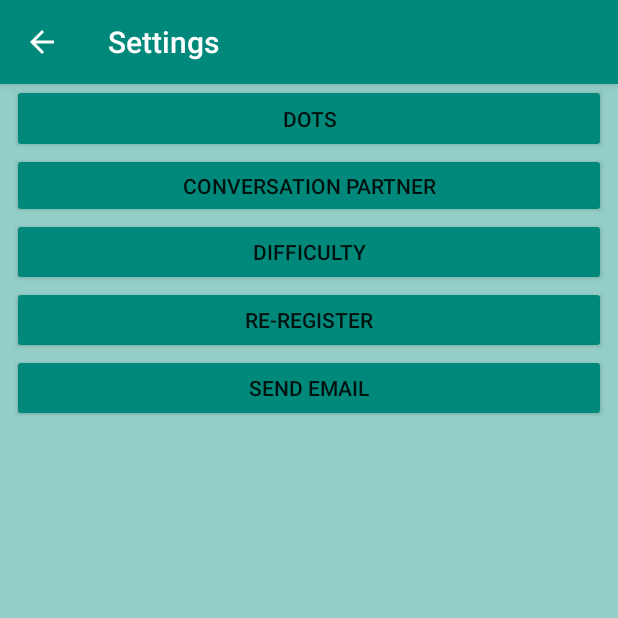
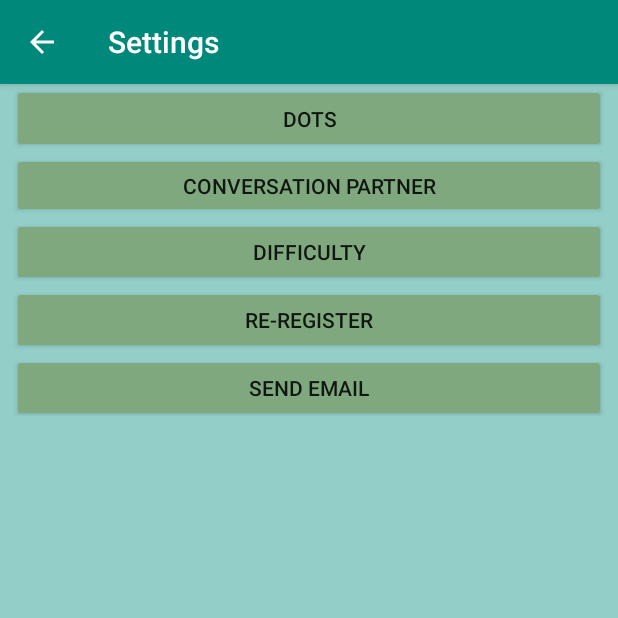
Before and after one commit to sphassan/Team-NULL, an Android app: the SettingsActivity screen opened directly, with no data from a screen before it, on a phone screen of 412 x 824 dp, the top half of it. Run offline under Robolectric (Android 15) with nearby library versions, the phone set to English and light mode, and no system bars.

Commit message:
changed button colors

```diff
--- a/team-null/app/src/main/res/layout/activity_register.xml
+++ b/team-null/app/src/main/res/layout/activity_register.xml
@@ -77,7 +77,7 @@
                 android:layout_height="wrap_content"
                 android:layout_marginTop="16dp"
                 android:layout_weight="3.19"
-                android:backgroundTint="#00897B"
+                android:backgroundTint="#7fa87f"
                 android:text="@string/action_sign_in"
                 android:textStyle="bold" />
 
@@ -87,7 +87,7 @@
                 android:layout_height="wrap_content"
                 android:layout_marginTop="16dp"
                 android:layout_weight="3.19"
-                android:backgroundTint="#00897B"
+                android:backgroundTint="?android:attr/textColorSearchUrl"
                 android:text="@string/button_skip"
                 android:textStyle="bold" />
 
--- a/team-null/app/src/main/res/layout/activity_settings.xml
+++ b/team-null/app/src/main/res/layout/activity_settings.xml
@@ -26,7 +26,7 @@
             android:layout_width="match_parent"
             android:layout_height="wrap_content"
             android:layout_weight="1"
-            android:backgroundTint="#00897B"
+            android:backgroundTint="#7fa87f"
             android:text="Dots"
             tools:layout_editor_absoluteX="8dp"
             tools:layout_editor_absoluteY="16dp" />
@@ -36,7 +36,7 @@
             android:layout_width="match_parent"
             android:layout_height="wrap_content"
             android:layout_weight="1.92"
-            android:backgroundTint="#00897B"
+            android:backgroundTint="#7fa87f"
             android:text="@string/setting_button_convo"
             tools:layout_editor_absoluteX="8dp"
             tools:layout_editor_absoluteY="64dp" />
@@ -46,7 +46,7 @@
             android:layout_width="match_parent"
             android:layout_height="wrap_content"
             android:layout_weight="1"
-            android:backgroundTint="#00897B"
+            android:backgroundTint="#7fa87f"
             android:text="Difficulty"
             tools:layout_editor_absoluteX="8dp"
             tools:layout_editor_absoluteY="112dp" />
@@ -56,7 +56,7 @@
             android:layout_width="match_parent"
             android:layout_height="wrap_content"
             android:layout_weight="1"
-            android:backgroundTint="#00897B"
+            android:backgroundTint="#7fa87f"
             android:text="Re-Register"
             tools:layout_editor_absoluteX="8dp"
             tools:layout_editor_absoluteY="16dp" />
@@ -66,7 +66,7 @@
             android:layout_width="match_parent"
             android:layout_height="wrap_content"
             android:layout_weight="1"
-            android:backgroundTint="#00897B"
+            android:backgroundTint="#7fa87f"
             android:text="Send Email"
             tools:layout_editor_absoluteX="8dp"
             tools:layout_editor_absoluteY="16dp" />
```
Also changed, not shown: team-null/app/src/main/res/layout/activity_diff.xml (+4 -4 lines).
